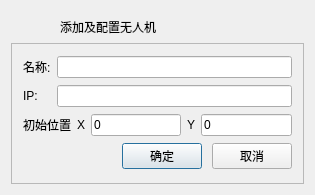
This is UAVManage/adddevicedialog.ui in gessd/UAVManage as Qt 5 draws it before an edit. The edited form follows.
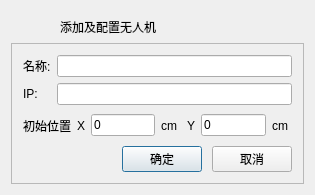
This is the edited form. Icons and pictures are not drawn.

```diff
--- a/UAVManage/adddevicedialog.ui
+++ b/UAVManage/adddevicedialog.ui
@@ -52,6 +52,19 @@
           </property>
          </widget>
         </item>
+        <item>
+         <widget class="QLabel" name="label_4">
+          <property name="minimumSize">
+           <size>
+            <width>20</width>
+            <height>0</height>
+           </size>
+          </property>
+          <property name="text">
+           <string>cm</string>
+          </property>
+         </widget>
+        </item>
         <item>
          <widget class="QLabel" name="label_6">
           <property name="text">
@@ -66,6 +79,19 @@
           </property>
          </widget>
         </item>
+        <item>
+         <widget class="QLabel" name="label_7">
+          <property name="minimumSize">
+           <size>
+            <width>20</width>
+            <height>0</height>
+           </size>
+          </property>
+          <property name="text">
+           <string>cm</string>
+          </property>
+         </widget>
+        </item>
        </layout>
       </item>
       <item row="0" column="1">
```
